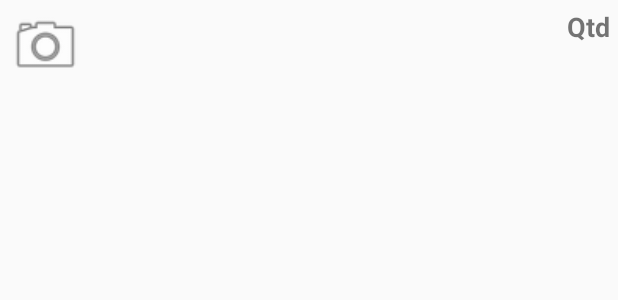
After one commit to alexandreluizdasilva/Android, an Android app: the layout list_view_item.xml on its own in the app's theme, with its tools: preview values and no code run, on a phone screen of 412 x 824 dp. The commit adds this screen. Shown: the top 300 px of the screen. Run offline under Robolectric (Android 15) with nearby library versions, the phone set to English and light mode, and no system bars.

Commit message:
Foram criados as classes: ProdutoAdapter, Produto e o arquivo de layout list_view_item

```diff
--- a/pacote-download/listadecompras/app/src/main/AndroidManifest.xml
+++ b/pacote-download/listadecompras/app/src/main/AndroidManifest.xml
@@ -9,7 +9,11 @@
         android:roundIcon="@mipmap/ic_launcher_round"
         android:supportsRtl="true"
         android:theme="@style/AppTheme">
-        <activity android:name=".CadastroActivity"></activity>
+        <activity android:name=".CadastroActivity">
+            <meta-data
+                android:name="android.support.PARENT_ACTIVITY"
+                android:value=".MainActivity" />
+        </activity>
         <activity android:name=".MainActivity">
             <intent-filter>
                 <action android:name="android.intent.action.MAIN" />
--- /dev/null
+++ b/pacote-download/listadecompras/app/src/main/java/br/com/alexandre/listadecompras/Produto.kt
@@ -0,0 +1,5 @@
+package br.com.alexandre.listadecompras
+
+import android.graphics.Bitmap
+
+data class Produto(val nome:String, val quantidade:Int, val valor:Double, val foto:Bitmap? = null)
--- /dev/null
+++ b/pacote-download/listadecompras/app/src/main/res/layout/list_view_item.xml
@@ -0,0 +1,60 @@
+<?xml version="1.0" encoding="utf-8"?>
+<LinearLayout xmlns:android="http://schemas.android.com/apk/res/android"
+    android:orientation="horizontal"
+    android:layout_width="match_parent"
+    android:layout_height="match_parent"
+    android:minHeight="50dp"
+    android:layout_gravity="center_vertical"
+    android:padding="5dp"
+    >
+
+    <ImageView
+        android:layout_width="50dp"
+        android:layout_height="50dp"
+        android:src="@android:drawable/ic_menu_camera"
+        android:id="@+id/img_item_foto" />
+
+    <TextView
+        android:layout_width="0dp"
+        android:layout_weight="1"
+        android:layout_height="wrap_content"
+        android:id="@+id/txt_id_item_produto"
+        android:textSize="18sp"
+        android:textStyle="bold"
+        android:layout_gravity="center" />
+
+    <LinearLayout
+        android:layout_width="wrap_content"
+        android:layout_height="wrap_content"
+        android:orientation="vertical">
+
+        <LinearLayout
+            android:layout_width="wrap_content"
+            android:layout_height="wrap_content"
+            android:orientation="horizontal">
+
+            <TextView
+                android:layout_width="wrap_content"
+                android:layout_height="wrap_content"
+                android:id="@+id/txt_item_qtd"
+                android:textSize="18sp"
+                android:textStyle="bold" />
+
+            <TextView
+                android:layout_width="wrap_content"
+                android:layout_height="wrap_content"
+                android:textSize="18sp"
+                android:text="@string/qtd"
+                android:textStyle="bold" />
+
+        </LinearLayout>
+
+        <TextView
+            android:layout_width="wrap_content"
+            android:layout_height="wrap_content"
+            android:textStyle="bold"
+            android:textSize="18sp"
+            android:id="@+id/txt_item_valor" />
+    </LinearLayout>
+
+</LinearLayout>
--- a/pacote-download/listadecompras/app/src/main/res/values/strings.xml
+++ b/pacote-download/listadecompras/app/src/main/res/values/strings.xml
@@ -2,11 +2,10 @@
     <string name="app_name">Lista de compras</string>
     <string name="nome_do_produto">Nome do Produto</string>
     <string name="inserir">Inserir</string>
-    <string name="inserir">Inserir</string>
     <string name="r_0_00">R$0.00</string>
     <string name="quantidade">Quantidade</string>
-    <string name="nome_do_produto">Nome do Produto</string>
     <string name="cadastrar_produto">Cadastrar produto</string>
     <string name="adicionar_itens">Adicionar itens</string>
     <string name="total_r_0_00">TOTAL: R$0.00</string>
+    <string name="qtd">Qtd</string>
 </resources>
```
Also changed, not shown: pacote-download/listadecompras/app/src/main/java/br/com/alexandre/listadecompras/CadastroActivity.kt (+20 -0 lines), pacote-download/listadecompras/app/src/main/java/br/com/alexandre/listadecompras/MainActivity.kt (+10 -13 lines), pacote-download/listadecompras/app/src/main/java/br/com/alexandre/listadecompras/ProdutoAdapter.kt (added, +49 -0 lines).
